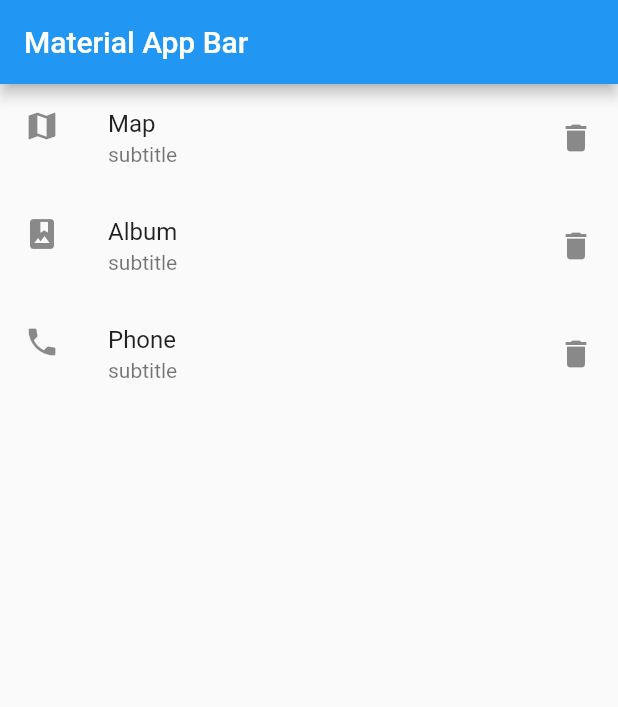
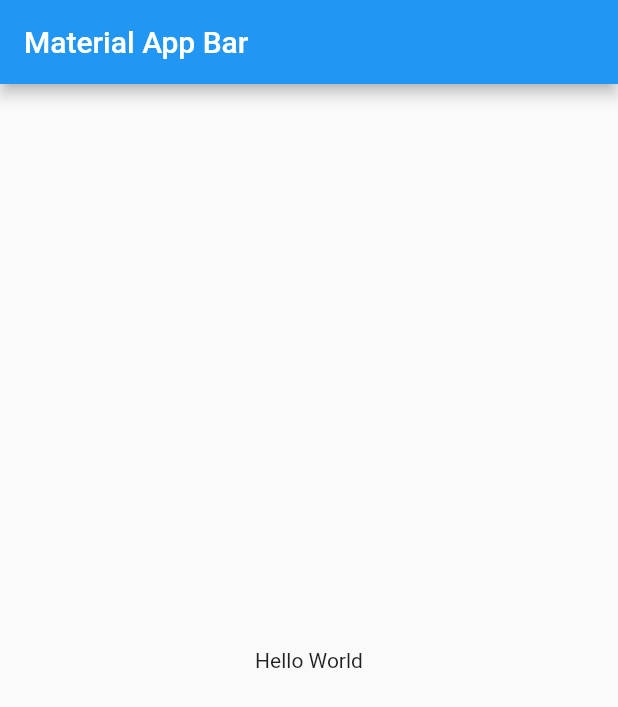
Before and after one commit to adbrsln/flutter-class, a Flutter app: the screen it shows after launch, on a phone screen of 412 x 824 dp. Shown: the top 707 px of the screen. Run offline on Flutter 3.47's test engine with Material 2 defaults, Android fonts, the phone set to English and light mode, and no system bars.

```diff
--- a/lib/main.dart
+++ b/lib/main.dart
@@ -1,4 +1,5 @@
 import 'package:flutter/material.dart';
+import 'dart:async';
 
 void main() => runApp(MyApp());
 
@@ -8,31 +9,15 @@ class MyApp extends StatelessWidget {
     return MaterialApp(
       title: 'Material App',
       home: Scaffold(
-          appBar: AppBar(
-            title: Text('Material App Bar'),
+        appBar: AppBar(
+          title: Text('Material App Bar'),
+        ),
+        body: Center(
+          child: Container(
+            child: Text('Hello World'),
           ),
-          body: ListView(
-            children: <Widget>[
-              ListTile(
-                leading: Icon(Icons.map),
-                title: Text('Map'),
-                subtitle: Text('subtitle'),
-                trailing: Icon(Icons.delete),
-              ),
-              ListTile(
-                leading: Icon(Icons.photo_album),
-                title: Text('Album'),
-                subtitle: Text('subtitle'),
-                trailing: Icon(Icons.delete),
-              ),
-              ListTile(
-                leading: Icon(Icons.phone),
-                title: Text('Phone'),
-                subtitle: Text('subtitle'),
-                trailing: Icon(Icons.delete),
-              ),
-            ],
-          )),
+        ),
+      ),
     );
   }
 }
--- a/pubspec.yaml
+++ b/pubspec.yaml
@@ -23,6 +23,7 @@ dependencies:
   # The following adds the Cupertino Icons font to your application.
   # Use with the CupertinoIcons class for iOS style icons.
   cupertino_icons: ^0.1.2
+  http: ^0.12.0+2
 
 dev_dependencies:
   flutter_test:
```
Also changed, not shown: pubspec.lock, 1 other file.
